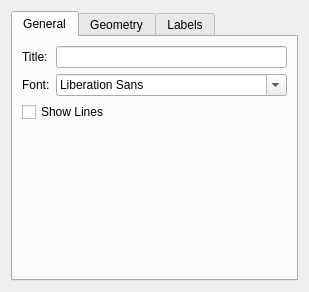
First picture: the form in kchart/shape/ChartLegendConfigWidget.ui, repository KDE/koffice-chartingshape, before the edit.
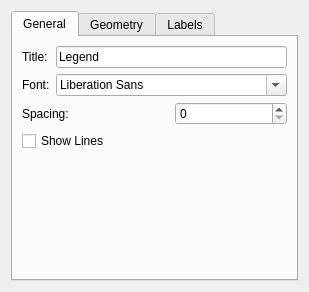
Second picture: the form after the edit. The open tabs and pages were chosen to show the change. Icons and pictures are not drawn.

Commit message: Chart Legend Tool Update! - We can now change: * legend title * font used in the legend * spacing between the elements

```diff
--- a/kchart/shape/ChartLegendConfigWidget.ui
+++ b/kchart/shape/ChartLegendConfigWidget.ui
@@ -25,7 +25,7 @@
       <enum>Qt::LeftToRight</enum>
      </property>
      <property name="currentIndex" >
-      <number>1</number>
+      <number>0</number>
      </property>
      <widget class="QWidget" name="tabGeneral" >
       <attribute name="title" >
@@ -39,8 +39,12 @@
          </property>
         </widget>
        </item>
-       <item row="0" column="1" >
-        <widget class="QLineEdit" name="title" />
+       <item row="0" column="1" colspan="2" >
+        <widget class="QLineEdit" name="title" >
+         <property name="text" >
+          <string>Legend</string>
+         </property>
+        </widget>
        </item>
        <item row="1" column="0" >
         <widget class="QLabel" name="label" >
@@ -49,17 +53,27 @@
          </property>
         </widget>
        </item>
-       <item row="1" column="1" >
-        <widget class="QFontComboBox" name="font_2" />
+       <item row="1" column="1" colspan="2" >
+        <widget class="QFontComboBox" name="font" />
        </item>
        <item row="2" column="0" colspan="2" >
+        <widget class="QLabel" name="label_5" >
+         <property name="text" >
+          <string>Spacing:</string>
+         </property>
+        </widget>
+       </item>
+       <item row="2" column="2" >
+        <widget class="QSpinBox" name="spacing" />
+       </item>
+       <item row="3" column="0" colspan="2" >
         <widget class="QCheckBox" name="showLines_2" >
          <property name="text" >
           <string>Show Lines</string>
          </property>
         </widget>
        </item>
-       <item row="3" column="0" >
+       <item row="4" column="0" >
         <spacer>
          <property name="orientation" >
           <enum>Qt::Vertical</enum>
```
The commit also changes 6 other files.
